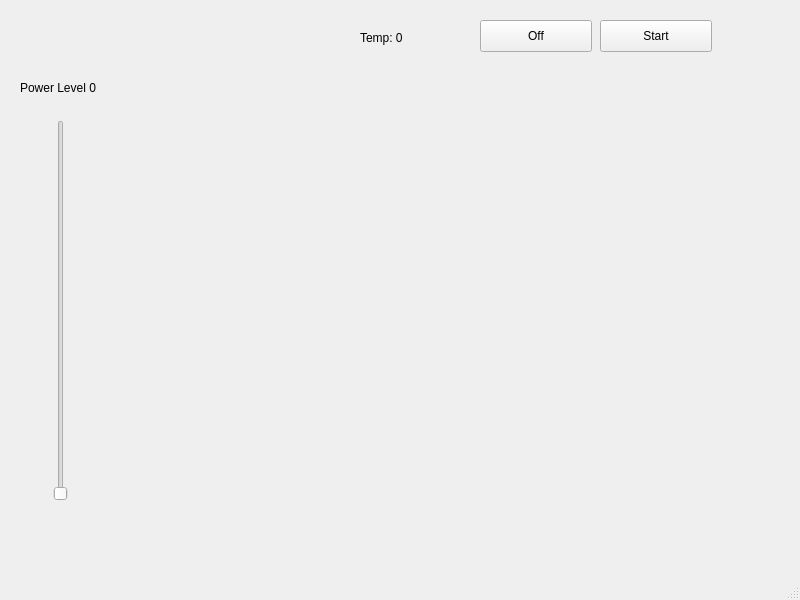
deli4631/coffeeRoast-, file roaster.ui: the form before one commit.
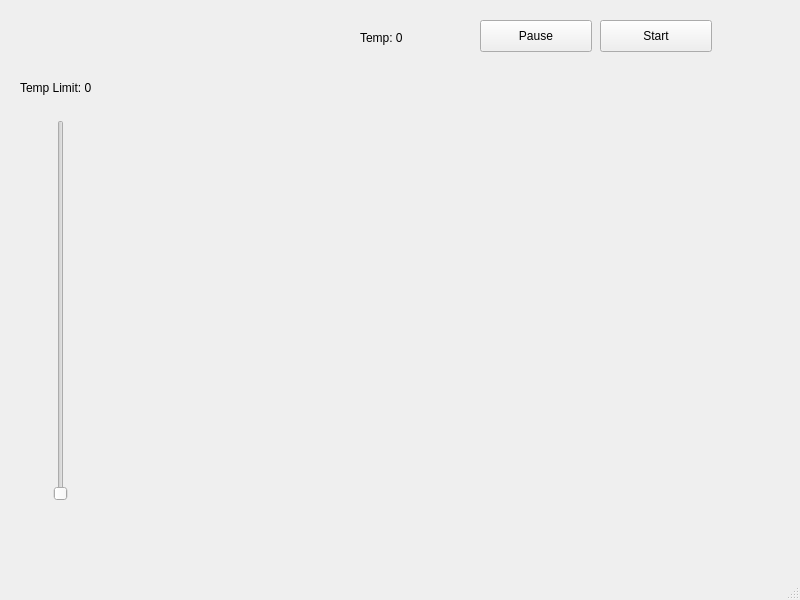
The form after the commit. Custom widgets are drawn as their Qt base class.

The edit to the form file:
```diff
--- a/roaster.ui
+++ b/roaster.ui
@@ -47,7 +47,7 @@
      </rect>
     </property>
     <property name="text">
-     <string>Off</string>
+     <string>Pause</string>
     </property>
    </widget>
    <widget class="QSlider" name="powerSlider">
@@ -68,7 +68,7 @@
      <rect>
       <x>360</x>
       <y>30</y>
-      <width>58</width>
+      <width>111</width>
       <height>16</height>
      </rect>
     </property>
@@ -81,12 +81,12 @@
      <rect>
       <x>20</x>
       <y>80</y>
-      <width>91</width>
+      <width>191</width>
       <height>16</height>
      </rect>
     </property>
     <property name="text">
-     <string>Power Level 0</string>
+     <string>Temp Limit: 0</string>
     </property>
    </widget>
   </widget>
```
Left out of the diff: 4 changed lines with no effect on the pictures.
